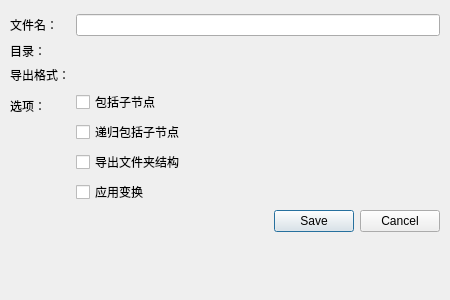
First picture: the form in miniSlicer/Slicer/Base/QTGUI/Resources/UI/qSlicerExportNodeDialog.ui, repository jiaqiwang969/Slicer, before the edit.
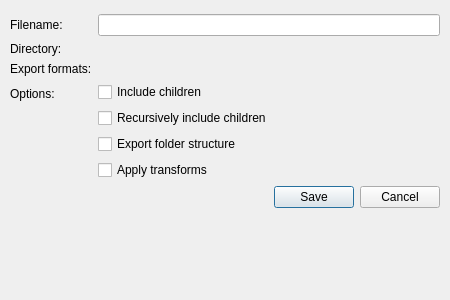
Second picture: the form after the edit. Icons and pictures are not drawn. Custom widgets are drawn as their Qt base class.

```diff
--- a/miniSlicer/Slicer/Base/QTGUI/Resources/UI/qSlicerExportNodeDialog.ui
+++ b/miniSlicer/Slicer/Base/QTGUI/Resources/UI/qSlicerExportNodeDialog.ui
@@ -44,7 +44,7 @@
    <item row="0" column="0">
     <widget class="QLabel" name="FilenameLabel">
      <property name="text">
-      <string>文件名：</string>
+      <string>Filename:</string>
      </property>
     </widget>
    </item>
@@ -58,7 +58,7 @@
    <item row="1" column="0">
     <widget class="QLabel" name="DirectoryLabel">
      <property name="text">
-      <string>目录：</string>
+      <string>Directory:</string>
      </property>
     </widget>
    </item>
@@ -78,14 +78,14 @@
    <item row="2" column="0">
     <widget class="QLabel" name="ExportFormatsLabel">
      <property name="text">
-      <string>导出格式：</string>
+      <string>Export formats:</string>
      </property>
     </widget>
    </item>
    <item row="3" column="0">
     <widget class="QLabel" name="GeneralOptionsLabel">
      <property name="text">
-      <string>选项：</string>
+      <string>Options:</string>
      </property>
     </widget>
    </item>
@@ -113,7 +113,7 @@
          <string>包括层级中直接位于所选项下的节点。</string>
         </property>
         <property name="text">
-         <string>包括子节点</string>
+         <string>Include children</string>
         </property>
        </widget>
       </item>
@@ -123,7 +123,7 @@
          <string>包括层级中所选项下的所有节点，包括子文件夹中的节点。</string>
         </property>
         <property name="text">
-         <string>递归包括子节点</string>
+         <string>Recursively include children</string>
         </property>
        </widget>
       </item>
@@ -133,7 +133,7 @@
          <string>根据节点层级创建子目录结构。取消选中此项将所有节点直接导出到目标目录。</string>
         </property>
         <property name="text">
-         <string>导出文件夹结构</string>
+         <string>Export folder structure</string>
         </property>
        </widget>
       </item>
@@ -143,7 +143,7 @@
          <string>暂时固定任何变换以进行导出</string>
         </property>
         <property name="text">
-         <string>应用变换</string>
+         <string>Apply transforms</string>
         </property>
        </widget>
       </item>
```
Left out of the diff: 17 changed lines with no effect on the pictures.
